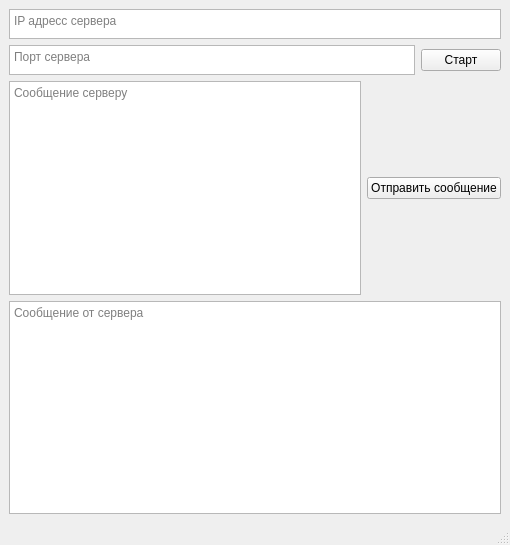
This is mainwindow.ui in chubykinap/clientTestApp as Qt 5 draws it before an edit. The edited form follows.
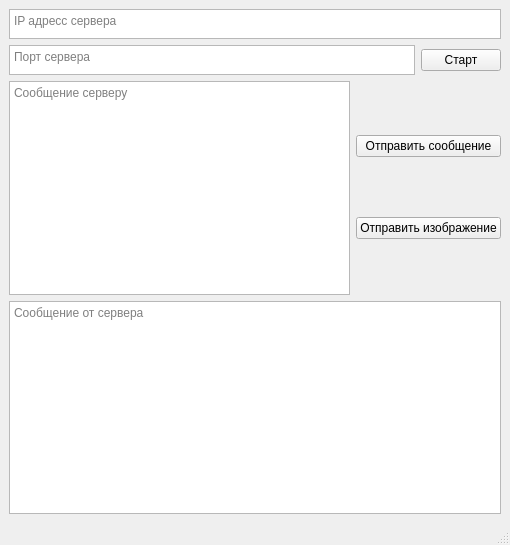
This is the edited form.

```diff
--- a/mainwindow.ui
+++ b/mainwindow.ui
@@ -14,10 +14,8 @@
    <string>Приложение клиента</string>
   </property>
   <widget class="QWidget" name="centralwidget">
-   <layout class="QGridLayout" name="gridLayout_2">
-    <item row="0" column="0">
-     <layout class="QGridLayout" name="gridLayout">
-      <item row="0" column="0">
+   <layout class="QVBoxLayout" name="verticalLayout_3">
+    <item>
        <layout class="QVBoxLayout" name="verticalLayout">
         <item>
          <widget class="QTextEdit" name="textIpAddress">
@@ -58,7 +56,7 @@
         </item>
        </layout>
       </item>
-      <item row="1" column="0">
+    <item>
        <layout class="QHBoxLayout" name="horizontalLayout_2">
         <item>
          <widget class="QTextEdit" name="textMessage">
@@ -68,22 +66,31 @@
          </widget>
         </item>
         <item>
+       <layout class="QVBoxLayout" name="verticalLayout_2">
+        <item>
          <widget class="QPushButton" name="buttonSend">
           <property name="text">
            <string>Отправить сообщение</string>
           </property>
          </widget>
         </item>
+        <item>
+         <widget class="QPushButton" name="buttonPicture">
+          <property name="text">
+           <string>Отправить изображение</string>
+          </property>
+         </widget>
+        </item>
        </layout>
       </item>
-      <item row="2" column="0">
+     </layout>
+    </item>
+    <item>
        <widget class="QTextEdit" name="textInfo">
         <property name="placeholderText">
          <string>Сообщение от сервера</string>
         </property>
        </widget>
-      </item>
-     </layout>
     </item>
    </layout>
   </widget>
```
Lines whose indentation alone changed are shown as unchanged.
